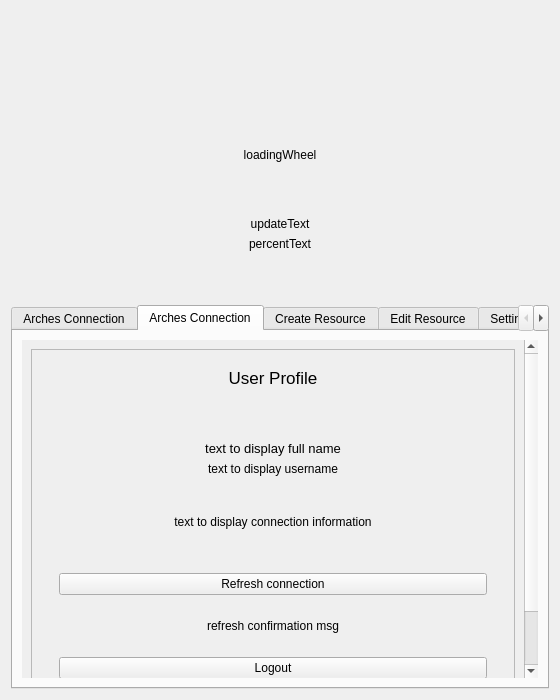
Above: arches_project/ui/arches_project_dialog_base.ui from archesproject/arches-qgis before the change. Below: the same form after it.
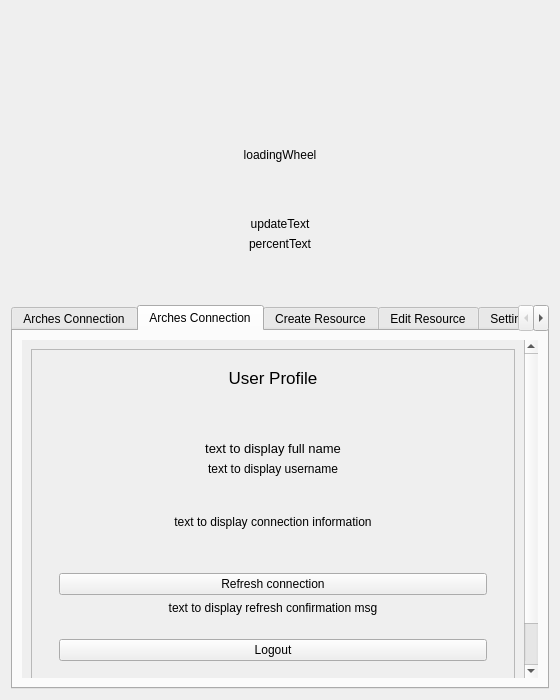
That is the form after the change. The open tabs and pages were chosen to show the change. Icons and pictures are not drawn. Custom widgets are drawn as their Qt base class.

Commit message: move confirmation text closer to refresh button

What changed in the file:
```diff
--- a/arches_project/ui/arches_project_dialog_base.ui
+++ b/arches_project/ui/arches_project_dialog_base.ui
@@ -672,6 +672,9 @@
                  <enum>QFrame::Raised</enum>
                 </property>
                 <layout class="QVBoxLayout" name="verticalLayout_44">
+                 <property name="bottomMargin">
+                  <number>0</number>
+                 </property>
                  <item>
                   <widget class="QPushButton" name="btnRefresh">
                    <property name="text">
@@ -691,14 +694,23 @@
                  <enum>QFrame::Raised</enum>
                 </property>
                 <layout class="QHBoxLayout" name="horizontalLayout_7">
+                 <property name="topMargin">
+                  <number>0</number>
+                 </property>
                  <item>
-                  <widget class="QLabel" name="refreshConfirmMsg">
+                  <widget class="QLabel" name="refreshConfirmLabel">
+                   <property name="frameShape">
+                    <enum>QFrame::NoFrame</enum>
+                   </property>
                    <property name="text">
-                    <string>refresh confirmation msg</string>
+                    <string>text to display refresh confirmation msg</string>
                    </property>
                    <property name="alignment">
                     <set>Qt::AlignCenter</set>
                    </property>
+                   <property name="margin">
+                    <number>0</number>
+                   </property>
                   </widget>
                  </item>
                 </layout>
```
